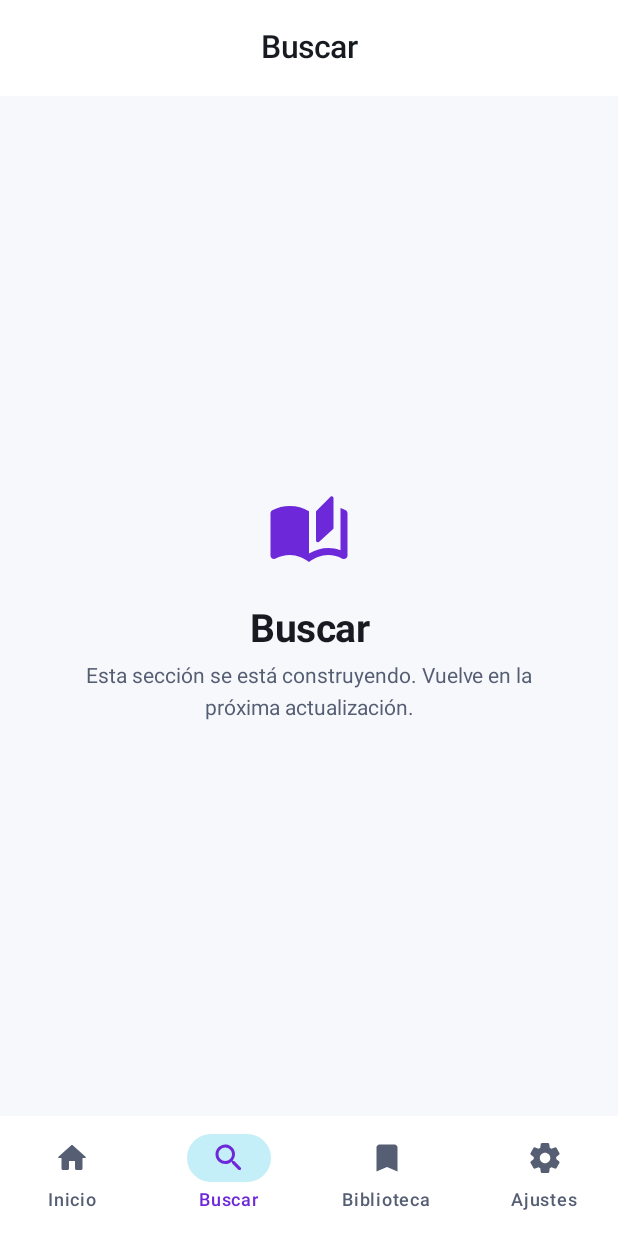
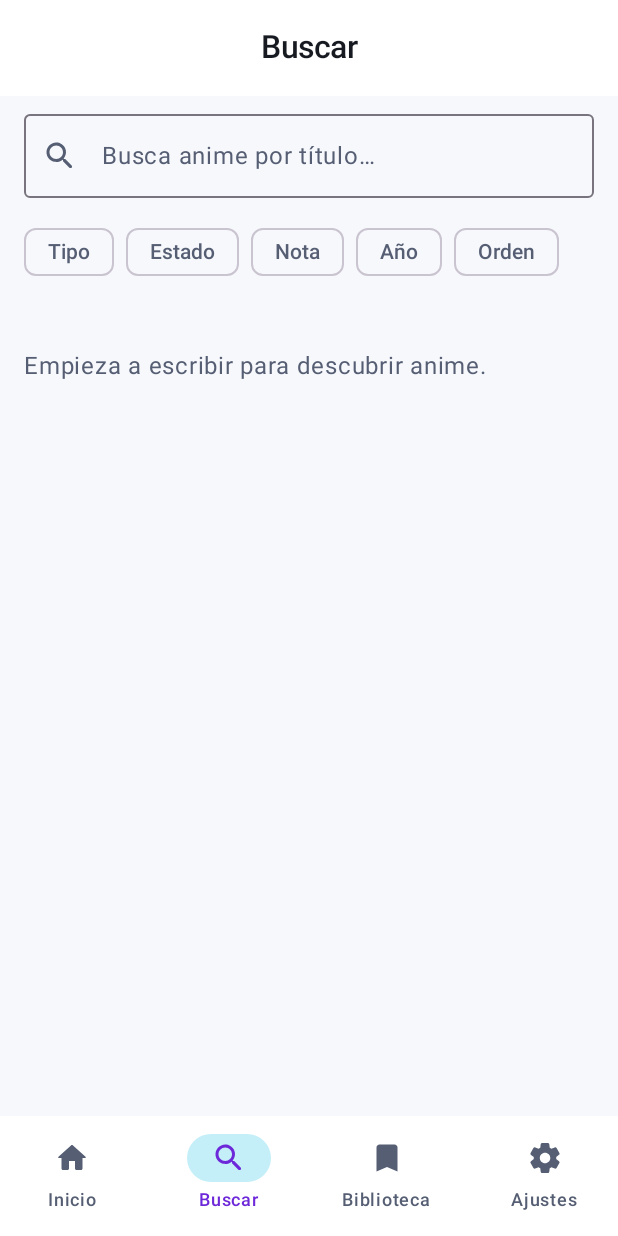
Before and after one commit to CarlosValentinVV/Destronix, an Android app built with Jetpack Compose: the SearchScreen screen opened through its navigation route, on a phone screen of 412 x 824 dp. Run offline under Robolectric (Android 15) with nearby library versions, the phone set to English and light mode, and no system bars; our stand-ins replace Room's generated code; network calls fail; pictures from the network do not load.

Commit message:
Búsqueda: filtros, historial y paginación (Fase 3) (#3)
* feat(search): add debounced search with filters and history

Implements SearchViewModel and UI with type/status/score/year/order filters, assisted chips, recent searches, paginated grid, infinite scroll and error/empty states.

* test(search): cover debounce, history and pagination

Adds three view model tests with fake catalog and history repositories.

* docs: mark search as implemented

```diff
--- a/app/src/main/java/com/project/destronix/presentation/ViewModelFactory.kt
+++ b/app/src/main/java/com/project/destronix/presentation/ViewModelFactory.kt
@@ -5,6 +5,7 @@ import androidx.lifecycle.ViewModel
 import androidx.lifecycle.ViewModelProvider
 import com.project.destronix.di.AppContainer
 import com.project.destronix.presentation.home.HomeViewModel
+import com.project.destronix.presentation.search.SearchViewModel
 
 /** Fábrica central de ViewModels: único punto donde se inyectan los casos de uso. */
 class DestronixViewModelFactory(
@@ -16,6 +17,14 @@ class DestronixViewModelFactory(
         modelClass.isAssignableFrom(HomeViewModel::class.java) ->
             HomeViewModel(container.getHomeFeed) as T
 
+        modelClass.isAssignableFrom(SearchViewModel::class.java) ->
+            SearchViewModel(
+                container.searchAnime,
+                container.observeSearchHistory,
+                container.saveSearchQuery,
+                container.clearSearchHistory,
+            ) as T
+
         else -> throw IllegalArgumentException("ViewModel no registrado: ${modelClass.name}")
     }
 }
--- a/app/src/main/java/com/project/destronix/presentation/navigation/DestronixNavHost.kt
+++ b/app/src/main/java/com/project/destronix/presentation/navigation/DestronixNavHost.kt
@@ -3,10 +3,13 @@ package com.project.destronix.presentation.navigation
 import androidx.compose.runtime.Composable
 import androidx.compose.ui.Modifier
 import androidx.navigation.NavHostController
+import androidx.navigation.NavType
 import androidx.navigation.compose.NavHost
 import androidx.navigation.compose.composable
+import androidx.navigation.navArgument
 import com.project.destronix.presentation.common.PlaceholderScreen
 import com.project.destronix.presentation.home.HomeScreen
+import com.project.destronix.presentation.search.SearchScreen
 
 @Composable
 fun DestronixNavHost(
@@ -26,7 +29,10 @@ fun DestronixNavHost(
             )
         }
         composable(DestronixDestination.SEARCH.route) {
-            PlaceholderScreen(title = "Buscar")
+            SearchScreen(
+                initialGenreId = null,
+                onAnimeClick = { navController.navigate(DestronixDestination.detailRoute(it)) },
+            )
         }
         composable(DestronixDestination.LIBRARY.route) {
             PlaceholderScreen(title = "Biblioteca")
@@ -37,8 +43,16 @@ fun DestronixNavHost(
         composable(DestronixDestination.DETAIL.route) {
             PlaceholderScreen(title = "Detalle de anime")
         }
-        composable(DestronixDestination.SEARCH_GENRE.route) {
-            PlaceholderScreen(title = "Búsqueda por género")
+        composable(
+            route = DestronixDestination.SEARCH_GENRE.route,
+            arguments = listOf(
+                navArgument(DestronixDestination.ARG_GENRE_ID) { type = NavType.IntType },
+            ),
+        ) { entry ->
+            SearchScreen(
+                initialGenreId = entry.arguments?.getInt(DestronixDestination.ARG_GENRE_ID),
+                onAnimeClick = { navController.navigate(DestronixDestination.detailRoute(it)) },
+            )
         }
     }
 }
--- /dev/null
+++ b/app/src/main/java/com/project/destronix/presentation/search/SearchScreen.kt
@@ -0,0 +1,304 @@
+package com.project.destronix.presentation.search
+
+import androidx.compose.animation.AnimatedVisibility
+import androidx.compose.foundation.layout.Arrangement
+import androidx.compose.foundation.layout.Box
+import androidx.compose.foundation.layout.Column
+import androidx.compose.foundation.layout.PaddingValues
+import androidx.compose.foundation.layout.Row
+import androidx.compose.foundation.layout.fillMaxSize
+import androidx.compose.foundation.layout.fillMaxWidth
+import androidx.compose.foundation.layout.padding
+import androidx.compose.foundation.lazy.LazyRow
+import androidx.compose.foundation.lazy.items
+import androidx.compose.foundation.lazy.grid.GridCells
+import androidx.compose.foundation.lazy.grid.GridItemSpan
+import androidx.compose.foundation.lazy.grid.LazyVerticalGrid
+import androidx.compose.foundation.lazy.grid.items
+import androidx.compose.foundation.lazy.grid.rememberLazyGridState
+import androidx.compose.material.icons.Icons
+import androidx.compose.material.icons.rounded.Close
+import androidx.compose.material.icons.rounded.Search
+import androidx.compose.material3.AssistChip
+import androidx.compose.material3.Button
+import androidx.compose.material3.CircularProgressIndicator
+import androidx.compose.material3.FilterChip
+import androidx.compose.material3.Icon
+import androidx.compose.material3.IconButton
+import androidx.compose.material3.LinearProgressIndicator
+import androidx.compose.material3.MaterialTheme
+import androidx.compose.material3.OutlinedTextField
+import androidx.compose.material3.Text
+import androidx.compose.material3.TextButton
+import androidx.compose.runtime.Composable
+import androidx.compose.runtime.LaunchedEffect
+import androidx.compose.runtime.derivedStateOf
+import androidx.compose.runtime.getValue
+import androidx.compose.runtime.remember
+import androidx.compose.ui.Alignment
+import androidx.compose.ui.Modifier
+import androidx.compose.ui.platform.LocalSoftwareKeyboardController
+import androidx.compose.ui.res.stringResource
+import androidx.compose.ui.text.input.ImeAction
+import androidx.compose.foundation.text.KeyboardActions
+import androidx.compose.foundation.text.KeyboardOptions
+import androidx.compose.ui.unit.dp
+import androidx.lifecycle.viewmodel.compose.viewModel
+import com.project.destronix.R
+import com.project.destronix.presentation.LocalViewModelFactory
+import com.project.destronix.presentation.common.AnimeCard
+import com.project.destronix.presentation.common.ErrorState
+import com.project.destronix.presentation.common.messageRes
+
+@Composable
+fun SearchScreen(
+    initialGenreId: Int?,
+    onAnimeClick: (Int) -> Unit,
+    modifier: Modifier = Modifier,
+) {
+    val viewModel: SearchViewModel = viewModel(factory = LocalViewModelFactory.current)
+    val state = viewModel.uiState
+    val keyboard = LocalSoftwareKeyboardController.current
+
+    LaunchedEffect(initialGenreId) {
+        initialGenreId?.let { viewModel.applyGenre(it) }
+    }
+
+    val gridState = rememberLazyGridState()
+    val shouldLoadMore by remember {
+        derivedStateOf {
+            val visible = gridState.layoutInfo.visibleItemsInfo.lastOrNull()?.index ?: -1
+            visible >= gridState.layoutInfo.totalItemsCount - 3
+        }
+    }
+    LaunchedEffect(shouldLoadMore, state.hasNextPage, state.results.size) {
+        if (shouldLoadMore && state.hasNextPage && state.results.isNotEmpty()) viewModel.loadMore()
+    }
+
+    Column(modifier = modifier.fillMaxSize()) {
+        OutlinedTextField(
+            value = state.query,
+            onValueChange = viewModel::onQueryChange,
+            placeholder = { Text(stringResource(R.string.search_placeholder)) },
+            leadingIcon = {
+                Icon(Icons.Rounded.Search, contentDescription = null)
+            },
+            trailingIcon = {
+                if (state.query.isNotEmpty()) {
+                    IconButton(onClick = { viewModel.onQueryChange("") }) {
+                        Icon(Icons.Rounded.Close, contentDescription = null)
+                    }
+                }
+            },
+            singleLine = true,
+            keyboardOptions = KeyboardOptions(imeAction = ImeAction.Search),
+            keyboardActions = KeyboardActions(onSearch = {
+                viewModel.submit()
+                keyboard?.hide()
+            }),
+            modifier = Modifier
+                .fillMaxWidth()
+                .padding(horizontal = 16.dp, vertical = 12.dp),
+        )
+        FilterRow(
+            filters = state.filters,
+            onFiltersChange = viewModel::updateFilters,
+            onClear = viewModel::clearFilters,
+        )
+
+        when {
+            state.isLoading && state.results.isEmpty() -> Box(
+                modifier = Modifier.fillMaxSize(),
+                contentAlignment = Alignment.Center,
+            ) { CircularProgressIndicator() }
+
+            state.error != null && state.results.isEmpty() -> ErrorState(
+                error = state.error,
+                onRetry = viewModel::submit,
+            )
+
+            !state.hasSearched -> SearchSuggestions(
+                history = state.history,
+                onQuerySelected = { query ->
+                    viewModel.onQueryChange(query)
+                    viewModel.submit()
+                },
+                onClearHistory = viewModel::clearHistory,
+            )
+
+            state.results.isEmpty() -> Box(
+                modifier = Modifier.fillMaxSize(),
+                contentAlignment = Alignment.Center,
+            ) {
+                Text(
+                    text = stringResource(R.string.search_empty),
+                    style = MaterialTheme.typography.bodyLarge,
+                    modifier = Modifier.padding(32.dp),
+                )
+            }
+
+            else -> LazyVerticalGrid(
+                columns = GridCells.Adaptive(minSize = 112.dp),
+                state = gridState,
+                contentPadding = PaddingValues(horizontal = 16.dp, vertical = 8.dp),
+                horizontalArrangement = Arrangement.spacedBy(12.dp),
+                verticalArrangement = Arrangement.spacedBy(16.dp),
+                modifier = Modifier.fillMaxSize(),
+            ) {
+                items(state.results, key = { it.id }) { anime ->
+                    AnimeCard(anime = anime, onClick = { onAnimeClick(anime.id) })
+                }
+                item(span = { GridItemSpan(maxLineSpan) }) {
+                    when {
+                        state.isLoadingMore -> LinearProgressIndicator(
+                            modifier = Modifier
+                                .fillMaxWidth()
+                                .padding(16.dp),
+                        )
+
+                        state.error != null -> Row(
+                            verticalAlignment = Alignment.CenterVertically,
+                            horizontalArrangement = Arrangement.spacedBy(12.dp),
+                            modifier = Modifier.padding(16.dp),
+                        ) {
+                            Text(
+                                text = stringResource(state.error.messageRes()),
+                                style = MaterialTheme.typography.bodySmall,
+                                modifier = Modifier.weight(1f),
+                            )
+                            Button(onClick = viewModel::loadMore) {
+                                Text(stringResource(R.string.action_retry))
+                            }
+                        }
+                    }
+                }
+            }
+        }
+    }
+}
+
+@Composable
+private fun FilterRow(
+    filters: com.project.destronix.domain.model.SearchFilters,
+    onFiltersChange: (com.project.destronix.domain.model.SearchFilters.() -> com.project.destronix.domain.model.SearchFilters) -> Unit,
+    onClear: () -> Unit,
+) {
+    val typeOptions = listOf(
+        FilterOption(null, stringResource(R.string.search_filter_type, "")),
+        FilterOption("tv", stringResource(R.string.search_filter_type, "TV")),
+        FilterOption("movie", stringResource(R.string.search_filter_type, "Película")),
+        FilterOption("ova", stringResource(R.string.search_filter_type, "OVA")),
+        FilterOption("special", stringResource(R.string.search_filter_type, "Especial")),
+    )
+    val statusOptions = listOf(
+        FilterOption(null, stringResource(R.string.search_filter_status, "")),
+        FilterOption("airing", stringResource(R.string.search_filter_status, "En emisión")),
+        FilterOption("finished", stringResource(R.string.search_filter_status, "Finalizado")),
+        FilterOption("upcoming", stringResource(R.string.search_filter_status, "Próximo")),
+    )
+    val scoreOptions = listOf(
+        FilterOption(null, stringResource(R.string.search_filter_score, "")),
+        FilterOption(7.0, stringResource(R.string.search_filter_score, "7+")),
+        FilterOption(8.0, stringResource(R.string.search_filter_score, "8+")),
+        FilterOption(9.0, stringResource(R.string.search_filter_score, "9+")),
+    )
+    val yearOptions = listOf(null, 2026, 2025, 2024, 2023, 2022).map {
+        FilterOption(it, stringResource(R.string.search_filter_year, it?.toString().orEmpty()))
+    }
+    val orderOptions = listOf(
+        FilterOption(null, stringResource(R.string.search_filter_order, "")),
+        FilterOption("score", stringResource(R.string.search_filter_order, "Nota")),
+        FilterOption("popularity", stringResource(R.string.search_filter_order, "Popularidad")),
+        FilterOption("title", stringResource(R.string.search_filter_order, "Título")),
+    )
+
+    LazyRow(
+        contentPadding = PaddingValues(horizontal = 16.dp),
+        horizontalArrangement = Arrangement.spacedBy(8.dp),
+    ) {
+        item {
+            CycleChip("Tipo", typeOptions, filters.type) { value ->
+                onFiltersChange { copy(type = value as? String) }
+            }
+        }
+        item {
+            CycleChip("Estado", statusOptions, filters.status) { value ->
+                onFiltersChange { copy(status = value as? String) }
+            }
+        }
+        item {
+            CycleChip("Nota", scoreOptions, filters.minScore) { value ->
+                onFiltersChange { copy(minScore = value as? Double) }
+            }
+        }
+        item {
+            CycleChip("Año", yearOptions, filters.year) { value ->
+                onFiltersChange { copy(year = value as? Int) }
+            }
+        }
+        item {
+            CycleChip("Orden", orderOptions, filters.orderBy) { value ->
+                onFiltersChange { copy(orderBy = value as? String) }
+            }
+        }
+        item {
+            AnimatedVisibility(filters.isActive) {
+                TextButton(onClick = onClear) {
+                    Text(stringResource(R.string.search_filters_clear))
+                }
+            }
+        }
+    }
+}
+
+private data class FilterOption(val value: Any?, val label: String)
+
+@Composable
+private fun CycleChip(
+    name: String,
+    options: List<FilterOption>,
+    current: Any?,
+    onSelect: (Any?) -> Unit,
+) {
+    val index = options.indexOfFirst { it.value == current }.let { if (it >= 0) it else 0 }
+    val next = options[(index + 1) % options.size]
+    FilterChip(
+        selected = index > 0,
+        onClick = { onSelect(next.value) },
+        label = { Text(if (index == 0) name else options[index].label) },
+    )
+}
+
+@Composable
+private fun SearchSuggestions(
+    history: List<String>,
+    onQuerySelected: (String) -> Unit,
+    onClearHistory: () -> Unit,
+) {
+    Column(modifier = Modifier.padding(16.dp)) {
+        if (history.isNotEmpty()) {
+            Row(verticalAlignment = Alignment.CenterVertically) {
+                Text(
+                    text = stringResource(R.string.search_history),
+                    style = MaterialTheme.typography.titleMedium,
+                    modifier = Modifier.weight(1f),
+                )
+                TextButton(onClick = onClearHistory) {
+                    Text(stringResource(R.string.search_clear_history))
+                }
+            }
+            LazyRow(horizontalArrangement = Arrangement.spacedBy(8.dp)) {
+                items(history, key = { it }) { query ->
+                    AssistChip(onClick = { onQuerySelected(query) }, label = { Text(query) })
+                }
+            }
+        } else {
+            Text(
+                text = stringResource(R.string.search_hint),
+                style = MaterialTheme.typography.bodyLarge,
+                color = MaterialTheme.colorScheme.onSurfaceVariant,
+                modifier = Modifier.padding(top = 24.dp),
+            )
+        }
+    }
+}
--- /dev/null
+++ b/app/src/main/java/com/project/destronix/presentation/search/SearchViewModel.kt
@@ -0,0 +1,152 @@
+package com.project.destronix.presentation.search
+
+import androidx.compose.runtime.getValue
+import androidx.compose.runtime.mutableStateOf
+import androidx.compose.runtime.setValue
+import androidx.lifecycle.ViewModel
+import androidx.lifecycle.viewModelScope
+import com.project.destronix.core.AppError
+import com.project.destronix.core.AppResult
+import com.project.destronix.domain.model.Anime
+import com.project.destronix.domain.model.SearchFilters
+import com.project.destronix.domain.usecase.ClearSearchHistoryUseCase
+import com.project.destronix.domain.usecase.ObserveSearchHistoryUseCase
+import com.project.destronix.domain.usecase.SaveSearchQueryUseCase
+import com.project.destronix.domain.usecase.SearchAnimeUseCase
+import kotlinx.coroutines.Job
+import kotlinx.coroutines.delay
+import kotlinx.coroutines.flow.collectLatest
+import kotlinx.coroutines.launch
+
+private const val SEARCH_DEBOUNCE_MS = 350L
+
+data class SearchUiState(
+    val query: String = "",
+    val filters: SearchFilters = SearchFilters(),
+    val results: List<Anime> = emptyList(),
+    val currentPage: Int = 1,
+    val totalPages: Int = 1,
+    val isLoading: Boolean = false,
+    val isLoadingMore: Boolean = false,
+    val error: AppError? = null,
+    val hasSearched: Boolean = false,
+    val history: List<String> = emptyList(),
+) {
+    val hasNextPage: Boolean get() = currentPage < totalPages
+}
+
+class SearchViewModel(
+    private val searchAnime: SearchAnimeUseCase,
+    private val observeHistory: ObserveSearchHistoryUseCase,
+    private val saveQuery: SaveSearchQueryUseCase,
+    private val clearHistory: ClearSearchHistoryUseCase,
+) : ViewModel() {
+
+    var uiState by mutableStateOf(SearchUiState())
+        private set
+
+    private var debounceJob: Job? = null
+
+    init {
+        viewModelScope.launch {
+            observeHistory().collectLatest { history ->
+                uiState = uiState.copy(history = history)
+            }
+        }
+    }
+
+    /** Aplica el género procedente del deep link del carrusel de inicio. */
+    fun applyGenre(genreId: Int) {
+        updateFilters { copy(genres = listOf(genreId)) }
+    }
+
+    fun onQueryChange(query: String) {
+        uiState = uiState.copy(query = query)
+        debounceJob?.cancel()
+        if (query.isBlank() && !uiState.filters.isActive) {
+            uiState = uiState.copy(
+                results = emptyList(),
+                hasSearched = false,
+                error = null,
+            )
+            return
+        }
+        debounceJob = viewModelScope.launch {
+            delay(SEARCH_DEBOUNCE_MS)
+            performSearch(page = 1, saveHistory = false)
+        }
+    }
+
+    fun submit() {
+        debounceJob?.cancel()
+        viewModelScope.launch {
+            performSearch(page = 1, saveHistory = true)
+        }
+    }
+
+    fun updateFilters(transform: SearchFilters.() -> SearchFilters) {
+        uiState = uiState.copy(filters = uiState.filters.transform())
+        debounceJob?.cancel()
+        if (uiState.query.isBlank() && !uiState.filters.isActive) {
+            uiState = uiState.copy(results = emptyList(), hasSearched = false)
+            return
+        }
+        debounceJob = viewModelScope.launch {
+            delay(SEARCH_DEBOUNCE_MS)
+            performSearch(page = 1, saveHistory = false)
+        }
+    }
+
+    fun clearFilters() {
+        uiState = uiState.copy(filters = SearchFilters())
+        if (uiState.query.isBlank()) {
+            uiState = uiState.copy(results = emptyList(), hasSearched = false)
+        } else {
+            submit()
+        }
+    }
+
+    fun loadMore() {
+        val state = uiState
+        if (!state.hasNextPage || state.isLoading || state.isLoadingMore) return
+        viewModelScope.launch { performSearch(page = state.currentPage + 1, saveHistory = false) }
+    }
+
+    fun clearHistory() {
+        viewModelScope.launch { clearHistory() }
+    }
+
+    private suspend fun performSearch(page: Int, saveHistory: Boolean) {
+        val state = uiState
+        if (page == 1) {
+            uiState = uiState.copy(isLoading = true, error = null)
+        } else {
+            uiState = uiState.copy(isLoadingMore = true)
+        }
+        if (saveHistory) saveQuery(state.query)
+
+        when (val result = searchAnime(state.query, state.filters, page)) {
+            is AppResult.Success -> {
+                val paged = result.data
+                uiState = uiState.copy(
+                    results = if (page == 1) paged.items else uiState.results + paged.items,
+                    currentPage = paged.currentPage,
+                    totalPages = paged.totalPages,
+                    isLoading = false,
+                    isLoadingMore = false,
+                    error = null,
+                    hasSearched = true,
+                )
+            }
+
+            is AppResult.Error -> uiState = uiState.copy(
+                isLoading = false,
+                isLoadingMore = false,
+                error = result.error,
+                hasSearched = true,
+            )
+
+            AppResult.Loading -> Unit
+        }
+    }
+}
--- a/app/src/main/res/values/strings.xml
+++ b/app/src/main/res/values/strings.xml
@@ -21,4 +21,17 @@
     <string name="error_server">El servidor no responde. Inténtalo más tarde.</string>
     <string name="error_unknown">Algo salió mal. Inténtalo de nuevo.</string>
     <string name="action_retry">Reintentar</string>
+
+    <string name="search_placeholder">Busca anime por título…</string>
+    <string name="search_history">Búsquedas recientes</string>
+    <string name="search_clear_history">Borrar historial</string>
+    <string name="search_empty">Sin resultados. Prueba con otro título o quita algún filtro.</string>
+    <string name="search_hint">Empieza a escribir para descubrir anime.</string>
+    <string name="search_filter_type">Tipo: %1$s</string>
+    <string name="search_filter_status">Estado: %1$s</string>
+    <string name="search_filter_score">Nota: %1$s</string>
+    <string name="search_filter_year">Año: %1$s</string>
+    <string name="search_filter_order">Orden: %1$s</string>
+    <string name="search_filters_clear">Limpiar filtros</string>
+    <string name="search_loading_more">Cargando más resultados…</string>
 </resources>
```
Also changed, not shown: 2 other files.
